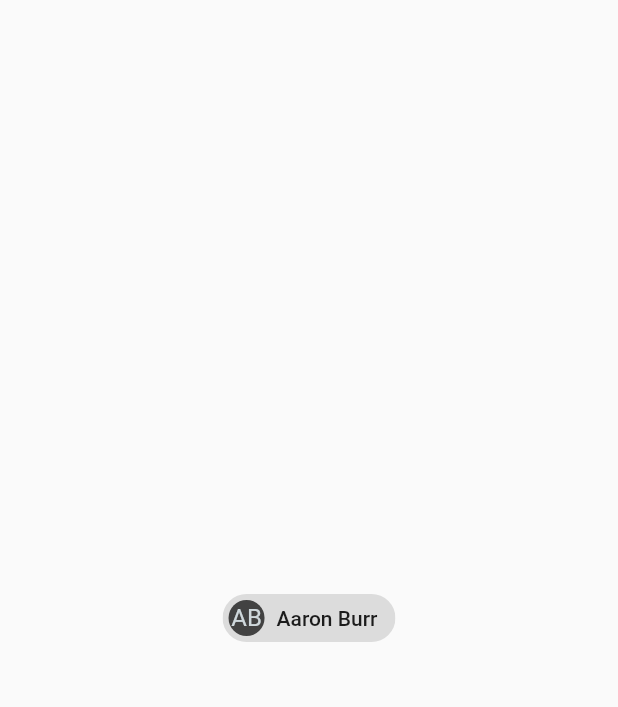
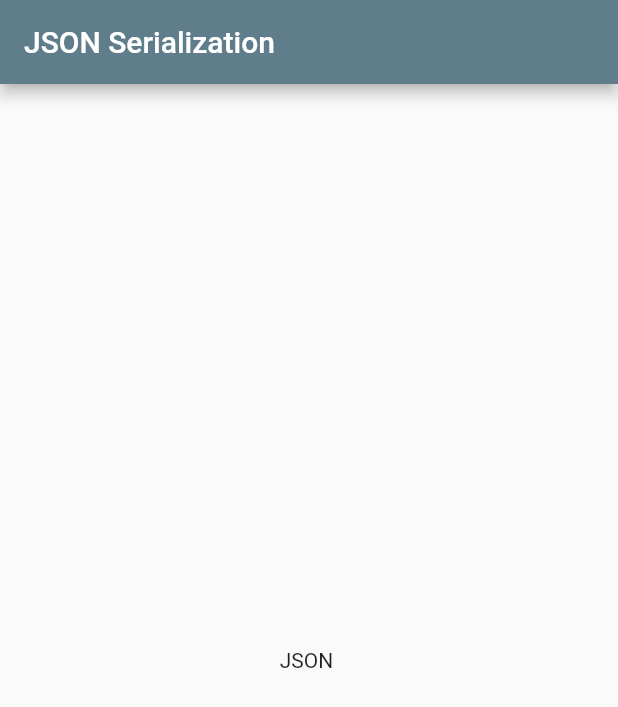
Before and after one commit to praneshp1org/trying-something, a Flutter app: the screen it shows after launch, on a phone screen of 412 x 824 dp. Shown: the top 707 px of the screen. Run offline on Flutter 3.47's test engine with Material 2 defaults, Android fonts, the phone set to English and light mode, and no system bars.

Commit message:
trying json serialization

```diff
--- a/lib/main.dart
+++ b/lib/main.dart
@@ -1,6 +1,7 @@
 import 'package:book_app/pages/custom_nav.dart';
 import 'package:book_app/pages/dynamic_wrapped.dart';
 import 'package:book_app/pages/home_page.dart';
+import 'package:book_app/pages/json_01.dart';
 import 'package:flutter/material.dart';
 
 void main() {
@@ -20,7 +21,7 @@ class MyApp extends StatelessWidget {
         primarySwatch: Colors.blueGrey,
       ),
       routes: {
-        "/": (_) => Dynamic(),
+        "/": (_) => JSON01(),
       },
     );
   }
--- a/lib/pages/dynamic_wrapped.dart
+++ b/lib/pages/dynamic_wrapped.dart
@@ -11,14 +11,20 @@ class _DynamicState extends State<Dynamic> {
   @override
   Widget build(BuildContext context) {
     return Scaffold(
+      appBar: AppBar(
+        actions: [
+          Icon(Icons.book),
+        ],
+      ),
       body: Center(
           /** Chip Widget **/
           child: Chip(
         avatar: CircleAvatar(
           backgroundColor: Colors.grey.shade800,
-          child: const Text('AB'),
+          child: const Text('PS'),
+
         ),
-        label: const Text('Aaron Burr'),
+        label: const Text('Pranesh Shrestha'),
       ) //Chip
           ),
     );
--- /dev/null
+++ b/lib/pages/json_01.dart
@@ -0,0 +1,24 @@
+import 'package:flutter/material.dart';
+import 'package:http/http.dart' as http;
+import 'dart:convert' as convert;
+
+class JSON01 extends StatefulWidget {
+  const JSON01({Key? key}) : super(key: key);
+
+  @override
+  State<JSON01> createState() => _JSON01State();
+}
+
+class _JSON01State extends State<JSON01> {
+  @override
+  Widget build(BuildContext context) {
+    return Scaffold(
+      appBar: AppBar(
+        title: Text('JSON Serialization'),
+      ),
+      body: Center(
+        child: Text('JSON '),
+      ),
+    );
+  }
+}
--- a/pubspec.yaml
+++ b/pubspec.yaml
@@ -29,6 +29,8 @@ environment:
 dependencies:
   flutter:
     sdk: flutter
+
+  http: ^0.13.4
 
 
   # The following adds the Cupertino Icons font to your application.
```
Also changed, not shown: pubspec.lock.
